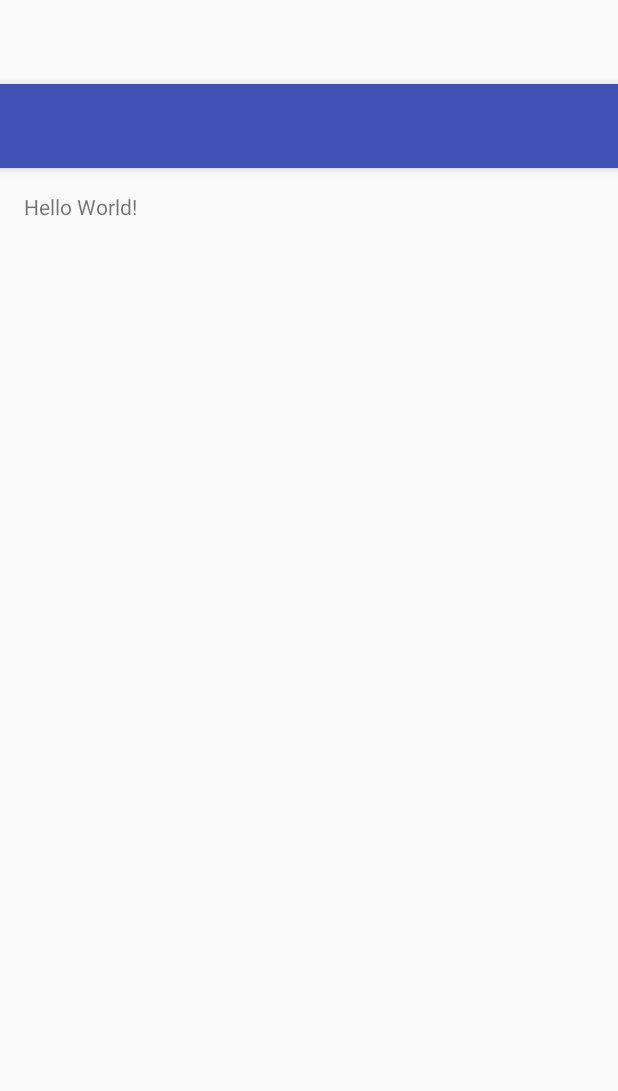
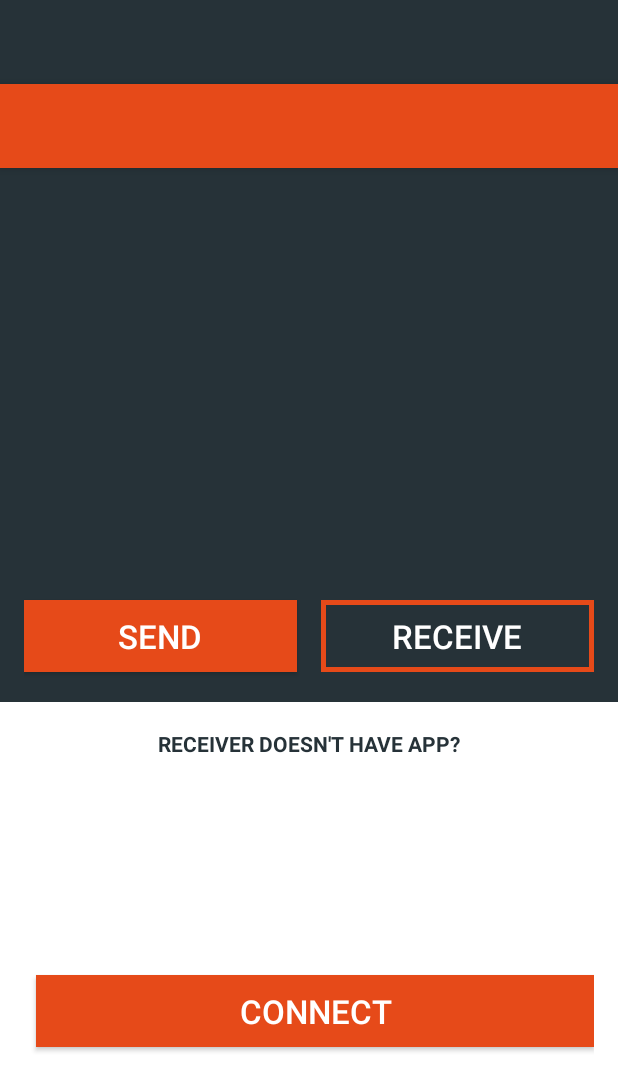
Before and after one commit to softopers/ShareOnTheGo, an Android app: the layout activity_main.xml on its own in the app's theme, with its tools: preview values and no code run, on a phone screen of 412 x 824 dp. Shown: the top 1091 px of the screen. Run offline under Robolectric (Android 15) with nearby library versions, the light colour scheme and no system bars.

Commit message:
- UI design implemented.

```diff
--- a/app/build.gradle
+++ b/app/build.gradle
@@ -24,4 +24,5 @@ dependencies {
     testCompile 'junit:junit:4.12'
     compile 'com.android.support:appcompat-v7:23.4.0'
     compile 'com.android.support:design:23.4.0'
+    compile 'com.github.paolorotolo:appintro:3.4.0'
 }
--- /dev/null
+++ b/app/src/main/res/drawable/buttonshape_receive.xml
@@ -0,0 +1,18 @@
+<?xml version="1.0" encoding="utf-8"?>
+<shape xmlns:android="http://schemas.android.com/apk/res/android"
+    android:shape="rectangle">
+    <corners android:radius="0dp" />
+    <solid android:color="@android:color/transparent" />
+    <padding
+        android:bottom="0dp"
+        android:left="0dp"
+        android:right="0dp"
+        android:top="0dp" />
+    <size
+        android:width="256dp"
+        android:height="58dp" />
+
+    <stroke
+        android:width="3dp"
+        android:color="@color/colorPrimary" />
+</shape>
--- /dev/null
+++ b/app/src/main/res/drawable/buttonshape_send.xml
@@ -0,0 +1,14 @@
+<?xml version="1.0" encoding="utf-8"?>
+<shape xmlns:android="http://schemas.android.com/apk/res/android"
+    android:shape="rectangle">
+    <corners android:radius="0dp" />
+    <solid android:color="@color/colorPrimary" />
+    <padding
+        android:bottom="0dp"
+        android:left="0dp"
+        android:right="0dp"
+        android:top="0dp" />
+    <size
+        android:width="256dp"
+        android:height="58dp" />
+</shape>
--- a/app/src/main/res/layout/activity_main.xml
+++ b/app/src/main/res/layout/activity_main.xml
@@ -4,6 +4,7 @@
     xmlns:tools="http://schemas.android.com/tools"
     android:layout_width="match_parent"
     android:layout_height="match_parent"
+    android:background="@color/colorAccent"
     android:fitsSystemWindows="true"
     tools:context="com.express.shareonthego.MainActivity">
 
--- a/app/src/main/res/layout/content_main.xml
+++ b/app/src/main/res/layout/content_main.xml
@@ -1,19 +1,86 @@
 <?xml version="1.0" encoding="utf-8"?>
-<RelativeLayout xmlns:android="http://schemas.android.com/apk/res/android"
+<LinearLayout xmlns:android="http://schemas.android.com/apk/res/android"
     xmlns:app="http://schemas.android.com/apk/res-auto"
     xmlns:tools="http://schemas.android.com/tools"
     android:layout_width="match_parent"
     android:layout_height="match_parent"
-    android:paddingBottom="@dimen/activity_vertical_margin"
-    android:paddingLeft="@dimen/activity_horizontal_margin"
-    android:paddingRight="@dimen/activity_horizontal_margin"
-    android:paddingTop="@dimen/activity_vertical_margin"
+    android:orientation="vertical"
     app:layout_behavior="@string/appbar_scrolling_view_behavior"
     tools:context="com.express.shareonthego.MainActivity"
     tools:showIn="@layout/activity_main">
 
-    <TextView
-        android:layout_width="wrap_content"
-        android:layout_height="wrap_content"
-        android:text="Hello World!" />
-</RelativeLayout>
+    <RelativeLayout
+        android:layout_width="match_parent"
+        android:layout_height="0dp"
+        android:layout_weight="1"
+        android:padding="16dp">
+
+        <LinearLayout
+            android:layout_width="match_parent"
+            android:layout_height="?actionBarSize"
+            android:layout_alignParentBottom="true"
+            android:gravity="center"
+            android:orientation="horizontal">
+
+            <Button
+                android:id="@+id/buttonSend"
+                android:layout_width="0dp"
+                android:layout_height="48dp"
+                android:layout_marginEnd="8dp"
+                android:layout_marginRight="8dp"
+                android:layout_weight="1"
+                android:background="@drawable/buttonshape_send"
+                android:text="SEND"
+                android:textColor="@android:color/white"
+                android:textSize="22sp" />
+
+            <Button
+                android:id="@+id/buttonReceive"
+                android:layout_width="0dp"
+                android:layout_height="48dp"
+                android:layout_marginLeft="8dp"
+                android:layout_marginStart="8dp"
+                android:layout_weight="1"
+                android:background="@drawable/buttonshape_receive"
+                android:text="RECEIVE"
+                android:textColor="@android:color/white"
+                android:textSize="22sp" />
+        </LinearLayout>
+    </RelativeLayout>
+
+    <LinearLayout
+        android:layout_width="match_parent"
+        android:layout_height="0dp"
+        android:layout_weight="1"
+        android:background="@android:color/white"
+        android:orientation="vertical">
+
+        <TextView
+            android:layout_width="match_parent"
+            android:layout_height="?actionBarSize"
+            android:gravity="center"
+            android:text="RECEIVER DOESN'T HAVE APP?"
+            android:textColor="@color/colorAccent"
+            android:textStyle="bold" />
+
+        <LinearLayout
+            android:layout_width="match_parent"
+            android:layout_height="match_parent"
+            android:gravity="center"
+            android:orientation="horizontal"
+            android:padding="16dp">
+
+            <Button
+                android:id="@+id/buttonConnect"
+                android:layout_width="0dp"
+                android:layout_height="48dp"
+                android:layout_marginLeft="8dp"
+                android:layout_marginStart="8dp"
+                android:layout_weight="1"
+                android:background="@drawable/buttonshape_send"
+                android:text="CONNECT"
+                android:textColor="@android:color/white"
+                android:textSize="22sp" />
+        </LinearLayout>
+    </LinearLayout>
+</LinearLayout>
--- a/app/src/main/res/values-v21/styles.xml
+++ b/app/src/main/res/values-v21/styles.xml
@@ -5,5 +5,7 @@
         <item name="windowNoTitle">true</item>
         <item name="android:windowDrawsSystemBarBackgrounds">true</item>
         <item name="android:statusBarColor">@android:color/transparent</item>
+        <item name="android:windowFullscreen">true</item>
+        <item name="android:windowContentOverlay">@null</item>
     </style>
 </resources>
--- a/app/src/main/res/values/colors.xml
+++ b/app/src/main/res/values/colors.xml
@@ -1,6 +1,6 @@
 <?xml version="1.0" encoding="utf-8"?>
 <resources>
-    <color name="colorPrimary">#3F51B5</color>
-    <color name="colorPrimaryDark">#303F9F</color>
-    <color name="colorAccent">#FF4081</color>
+    <color name="colorPrimary">#E64A19</color>
+    <color name="colorPrimaryDark">#BF360C</color>
+    <color name="colorAccent">#263238</color>
 </resources>
--- a/app/src/main/res/values/strings.xml
+++ b/app/src/main/res/values/strings.xml
@@ -1,4 +1,6 @@
 <resources>
     <string name="app_name">Share on the Go</string>
     <string name="action_settings">Settings</string>
+    <string name="title_activity_app_intro">AppIntroActivity</string>
+    <string name="title_activity_connection">ConnectionActivity</string>
 </resources>
--- a/app/src/main/res/values/styles.xml
+++ b/app/src/main/res/values/styles.xml
@@ -11,6 +11,8 @@
     <style name="AppTheme.NoActionBar">
         <item name="windowActionBar">false</item>
         <item name="windowNoTitle">true</item>
+        <item name="android:windowFullscreen">true</item>
+        <item name="android:windowContentOverlay">@null</item>
     </style>
 
     <style name="AppTheme.AppBarOverlay" parent="ThemeOverlay.AppCompat.Dark.ActionBar" />
```
Also changed, not shown: app/src/main/AndroidManifest.xml (+16 -0 lines), app/src/main/java/com/express/shareonthego/AppIntroActivity.java (added, +40 -0 lines), app/src/main/java/com/express/shareonthego/ConnectionActivity.java (added, +41 -0 lines), app/src/main/java/com/express/shareonthego/MainActivity.java (+23 -8 lines), app/src/main/java/com/express/shareonthego/SampleSlide1.java (added, +21 -0 lines), app/src/main/res/layout/activity_connection.xml (added, +107 -0 lines), app/src/main/res/layout/content_connection.xml (added, +15 -0 lines), app/src/main/res/layout/fragment_intro.xml (added, +11 -0 lines), app/src/main/res/mipmap-xhdpi/ic_up.png (added).
